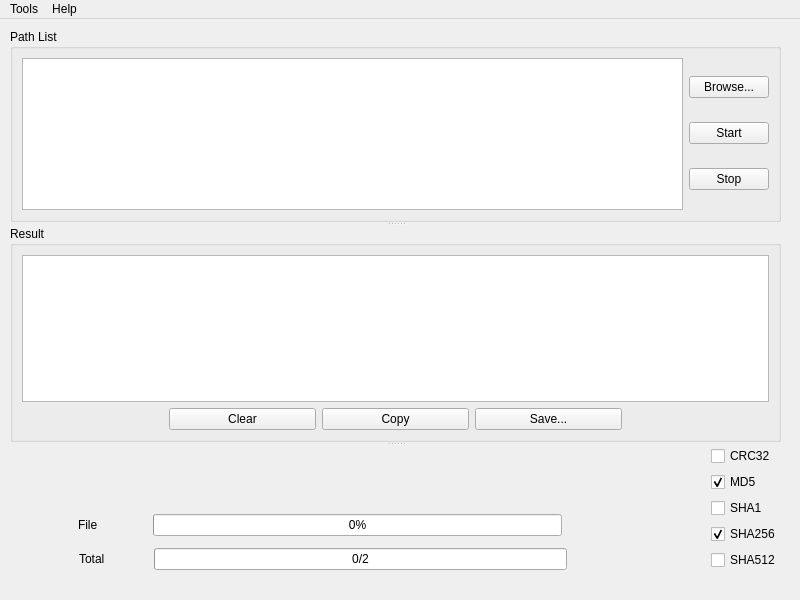
Above: src/xhash.ui from qux-bbb/XHash before the change. Below: the same form after it.
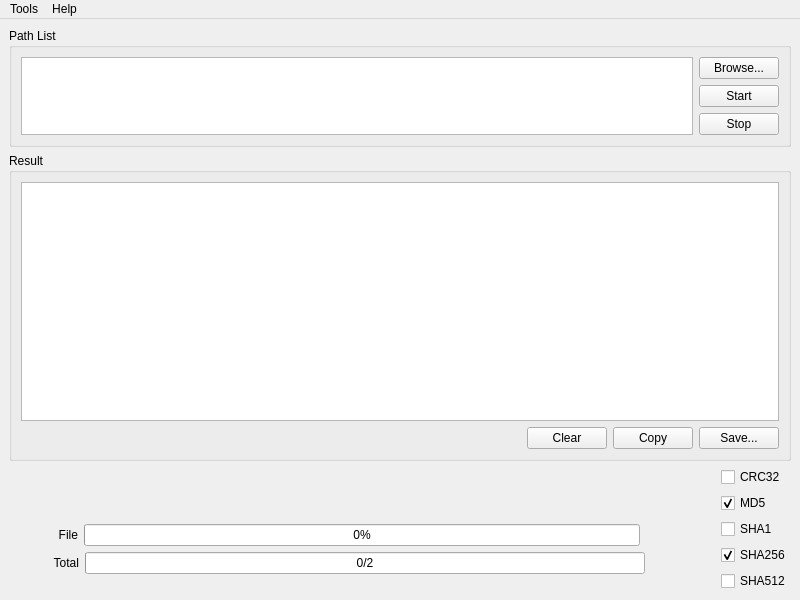
That is the form after the change.

The edit to the form file:
```diff
--- a/src/xhash.ui
+++ b/src/xhash.ui
@@ -32,25 +32,27 @@
    <string notr="true">XHash - Q</string>
   </property>
   <widget class="QWidget" name="centralwidget">
-   <widget class="QSplitter" name="splitter">
-    <property name="geometry">
-     <rect>
-      <x>10</x>
-      <y>10</y>
-      <width>771</width>
-      <height>541</height>
-     </rect>
-    </property>
-    <property name="orientation">
-     <enum>Qt::Vertical</enum>
-    </property>
+   <layout class="QVBoxLayout" name="verticalLayout_6">
+    <item>
     <widget class="QGroupBox" name="groupBox_pathList">
+      <property name="sizePolicy">
+       <sizepolicy hsizetype="Preferred" vsizetype="Minimum">
+        <horstretch>0</horstretch>
+        <verstretch>0</verstretch>
+       </sizepolicy>
+      </property>
      <property name="title">
       <string>Path List</string>
      </property>
      <layout class="QHBoxLayout" name="horizontalLayout_5">
       <item>
        <widget class="QPlainTextEdit" name="plainTextEdit">
+         <property name="sizePolicy">
+          <sizepolicy hsizetype="Expanding" vsizetype="Ignored">
+           <horstretch>0</horstretch>
+           <verstretch>0</verstretch>
+          </sizepolicy>
+         </property>
         <property name="toolTip">
          <string>Drag and drop file or click &quot;Browse...&quot; button</string>
         </property>
@@ -60,6 +62,12 @@
        <layout class="QVBoxLayout" name="verticalLayout_5">
         <item>
          <widget class="QPushButton" name="pushButton_browse">
+           <property name="sizePolicy">
+            <sizepolicy hsizetype="Fixed" vsizetype="Fixed">
+             <horstretch>0</horstretch>
+             <verstretch>0</verstretch>
+            </sizepolicy>
+           </property>
           <property name="text">
            <string>Browse...</string>
           </property>
@@ -67,6 +75,12 @@
         </item>
         <item>
          <widget class="QPushButton" name="pushButton_start">
+           <property name="sizePolicy">
+            <sizepolicy hsizetype="Fixed" vsizetype="Fixed">
+             <horstretch>0</horstretch>
+             <verstretch>0</verstretch>
+            </sizepolicy>
+           </property>
           <property name="text">
            <string>Start</string>
           </property>
@@ -74,6 +88,12 @@
         </item>
         <item>
          <widget class="QPushButton" name="pushButton_stop">
+           <property name="sizePolicy">
+            <sizepolicy hsizetype="Fixed" vsizetype="Fixed">
+             <horstretch>0</horstretch>
+             <verstretch>0</verstretch>
+            </sizepolicy>
+           </property>
           <property name="text">
            <string>Stop</string>
           </property>
@@ -83,7 +103,15 @@
       </item>
      </layout>
     </widget>
+    </item>
+    <item>
     <widget class="QGroupBox" name="groupBox_result">
+      <property name="sizePolicy">
+       <sizepolicy hsizetype="Expanding" vsizetype="Expanding">
+        <horstretch>0</horstretch>
+        <verstretch>0</verstretch>
+       </sizepolicy>
+      </property>
      <property name="title">
       <string>Result</string>
      </property>
@@ -110,7 +138,7 @@
        </widget>
       </item>
       <item>
-       <layout class="QHBoxLayout" name="horizontalLayout_3" stretch="2,2,2,2,2">
+        <layout class="QHBoxLayout" name="horizontalLayout_3" stretch="2,2,2,2">
         <item>
          <spacer name="horizontalSpacer_3">
           <property name="orientation">
@@ -126,6 +154,12 @@
         </item>
         <item>
          <widget class="QPushButton" name="pushButton_clear">
+           <property name="sizePolicy">
+            <sizepolicy hsizetype="Fixed" vsizetype="Fixed">
+             <horstretch>0</horstretch>
+             <verstretch>0</verstretch>
+            </sizepolicy>
+           </property>
           <property name="text">
            <string>Clear</string>
           </property>
@@ -133,6 +167,12 @@
         </item>
         <item>
          <widget class="QPushButton" name="pushButton_copy">
+           <property name="sizePolicy">
+            <sizepolicy hsizetype="Fixed" vsizetype="Fixed">
+             <horstretch>0</horstretch>
+             <verstretch>0</verstretch>
+            </sizepolicy>
+           </property>
           <property name="text">
            <string>Copy</string>
           </property>
@@ -140,37 +180,40 @@
         </item>
         <item>
          <widget class="QPushButton" name="pushButton_save">
+           <property name="sizePolicy">
+            <sizepolicy hsizetype="Fixed" vsizetype="Fixed">
+             <horstretch>0</horstretch>
+             <verstretch>0</verstretch>
+            </sizepolicy>
+           </property>
           <property name="text">
            <string>Save...</string>
           </property>
          </widget>
         </item>
-        <item>
-         <spacer name="horizontalSpacer_2">
-          <property name="orientation">
-           <enum>Qt::Horizontal</enum>
-          </property>
-          <property name="sizeHint" stdset="0">
-           <size>
-            <width>40</width>
-            <height>20</height>
-           </size>
-          </property>
-         </spacer>
-        </item>
        </layout>
       </item>
      </layout>
     </widget>
-    <widget class="QWidget" name="layoutWidget">
+    </item>
+    <item>
      <layout class="QHBoxLayout" name="horizontalLayout_4">
+      <property name="sizeConstraint">
+       <enum>QLayout::SetMinimumSize</enum>
+      </property>
       <item>
-       <layout class="QVBoxLayout" name="verticalLayout_2" stretch="1,1">
+       <layout class="QVBoxLayout" name="verticalLayout_2" stretch="0,0">
+        <property name="sizeConstraint">
+         <enum>QLayout::SetFixedSize</enum>
+        </property>
         <item>
          <spacer name="verticalSpacer">
           <property name="orientation">
            <enum>Qt::Vertical</enum>
           </property>
+          <property name="sizeType">
+           <enum>QSizePolicy::Fixed</enum>
+          </property>
           <property name="sizeHint" stdset="0">
            <size>
             <width>20</width>
@@ -181,30 +224,38 @@
         </item>
         <item>
          <layout class="QVBoxLayout" name="verticalLayout">
+          <property name="sizeConstraint">
+           <enum>QLayout::SetFixedSize</enum>
+          </property>
           <item>
-           <layout class="QHBoxLayout" name="horizontalLayout" stretch="1,1,6,2">
-            <item>
-             <spacer name="horizontalSpacer_4">
-              <property name="orientation">
-               <enum>Qt::Horizontal</enum>
-              </property>
-              <property name="sizeHint" stdset="0">
-               <size>
-                <width>40</width>
-                <height>20</height>
-               </size>
-              </property>
-             </spacer>
-            </item>
+           <layout class="QHBoxLayout" name="horizontalLayout" stretch="1,8,1">
+            <property name="sizeConstraint">
+             <enum>QLayout::SetDefaultConstraint</enum>
+            </property>
             <item>
              <widget class="QLabel" name="label_file">
+              <property name="sizePolicy">
+               <sizepolicy hsizetype="Expanding" vsizetype="Fixed">
+                <horstretch>0</horstretch>
+                <verstretch>0</verstretch>
+               </sizepolicy>
+              </property>
               <property name="text">
                <string>File</string>
               </property>
+              <property name="alignment">
+               <set>Qt::AlignRight|Qt::AlignTrailing|Qt::AlignVCenter</set>
+              </property>
              </widget>
             </item>
             <item>
              <widget class="QProgressBar" name="progressBar_file">
+              <property name="sizePolicy">
+               <sizepolicy hsizetype="Expanding" vsizetype="Fixed">
+                <horstretch>0</horstretch>
+                <verstretch>0</verstretch>
+               </sizepolicy>
+              </property>
               <property name="value">
                <number>0</number>
               </property>
@@ -215,6 +266,12 @@
             </item>
             <item>
              <widget class="QLabel" name="label_hashType">
+              <property name="sizePolicy">
+               <sizepolicy hsizetype="Preferred" vsizetype="Fixed">
+                <horstretch>0</horstretch>
+                <verstretch>0</verstretch>
+               </sizepolicy>
+              </property>
               <property name="text">
                <string/>
               </property>
@@ -223,29 +280,34 @@
            </layout>
           </item>
           <item>
-           <layout class="QHBoxLayout" name="horizontalLayout_2" stretch="1,1,6,2">
-            <item>
-             <spacer name="horizontalSpacer_5">
-              <property name="orientation">
-               <enum>Qt::Horizontal</enum>
-              </property>
-              <property name="sizeHint" stdset="0">
-               <size>
-                <width>40</width>
-                <height>20</height>
-               </size>
-              </property>
-             </spacer>
-            </item>
+           <layout class="QHBoxLayout" name="horizontalLayout_2" stretch="1,8,1">
+            <property name="sizeConstraint">
+             <enum>QLayout::SetDefaultConstraint</enum>
+            </property>
             <item>
              <widget class="QLabel" name="label_total">
+              <property name="sizePolicy">
+               <sizepolicy hsizetype="Expanding" vsizetype="Fixed">
+                <horstretch>0</horstretch>
+                <verstretch>0</verstretch>
+               </sizepolicy>
+              </property>
               <property name="text">
                <string>Total</string>
               </property>
+              <property name="alignment">
+               <set>Qt::AlignRight|Qt::AlignTrailing|Qt::AlignVCenter</set>
+              </property>
              </widget>
             </item>
             <item>
              <widget class="QProgressBar" name="progressBar_total">
+              <property name="sizePolicy">
+               <sizepolicy hsizetype="Expanding" vsizetype="Fixed">
+                <horstretch>0</horstretch>
+                <verstretch>0</verstretch>
+               </sizepolicy>
+              </property>
               <property name="minimum">
                <number>0</number>
               </property>
@@ -265,6 +327,9 @@
               <property name="orientation">
                <enum>Qt::Horizontal</enum>
               </property>
+              <property name="sizeType">
+               <enum>QSizePolicy::Preferred</enum>
+              </property>
               <property name="sizeHint" stdset="0">
                <size>
                 <width>40</width>
@@ -281,11 +346,20 @@
       </item>
       <item>
        <layout class="QVBoxLayout" name="verticalLayout_3">
+        <property name="sizeConstraint">
+         <enum>QLayout::SetFixedSize</enum>
+        </property>
         <item>
          <widget class="QCheckBox" name="checkBox_crc32">
           <property name="enabled">
            <bool>true</bool>
           </property>
+          <property name="sizePolicy">
+           <sizepolicy hsizetype="Preferred" vsizetype="Preferred">
+            <horstretch>0</horstretch>
+            <verstretch>0</verstretch>
+           </sizepolicy>
+          </property>
           <property name="text">
            <string notr="true">CRC32</string>
           </property>
@@ -299,6 +373,12 @@
         </item>
         <item>
          <widget class="QCheckBox" name="checkBox_md5">
+          <property name="sizePolicy">
+           <sizepolicy hsizetype="Preferred" vsizetype="Preferred">
+            <horstretch>0</horstretch>
+            <verstretch>0</verstretch>
+           </sizepolicy>
+          </property>
           <property name="text">
            <string notr="true">MD5</string>
           </property>
@@ -309,6 +389,12 @@
         </item>
         <item>
          <widget class="QCheckBox" name="checkBox_sha1">
+          <property name="sizePolicy">
+           <sizepolicy hsizetype="Preferred" vsizetype="Preferred">
+            <horstretch>0</horstretch>
+            <verstretch>0</verstretch>
+           </sizepolicy>
+          </property>
           <property name="text">
            <string notr="true">SHA1</string>
           </property>
@@ -319,6 +405,12 @@
         </item>
         <item>
          <widget class="QCheckBox" name="checkBox_sha256">
+          <property name="sizePolicy">
+           <sizepolicy hsizetype="Preferred" vsizetype="Preferred">
+            <horstretch>0</horstretch>
+            <verstretch>0</verstretch>
+           </sizepolicy>
+          </property>
           <property name="text">
            <string notr="true">SHA256</string>
           </property>
@@ -329,6 +421,12 @@
         </item>
         <item>
          <widget class="QCheckBox" name="checkBox_sha512">
+          <property name="sizePolicy">
+           <sizepolicy hsizetype="Preferred" vsizetype="Preferred">
+            <horstretch>0</horstretch>
+            <verstretch>0</verstretch>
+           </sizepolicy>
+          </property>
           <property name="text">
            <string notr="true">SHA512</string>
           </property>
@@ -340,8 +438,8 @@
        </layout>
       </item>
      </layout>
-    </widget>
-   </widget>
+    </item>
+   </layout>
   </widget>
   <widget class="QMenuBar" name="menubar">
    <property name="geometry">
```
Lines whose indentation alone changed are shown as unchanged.
